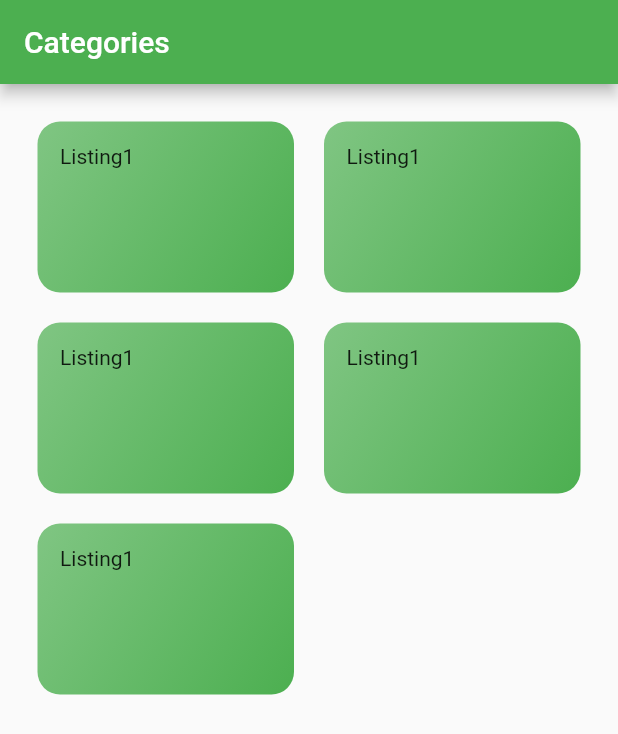
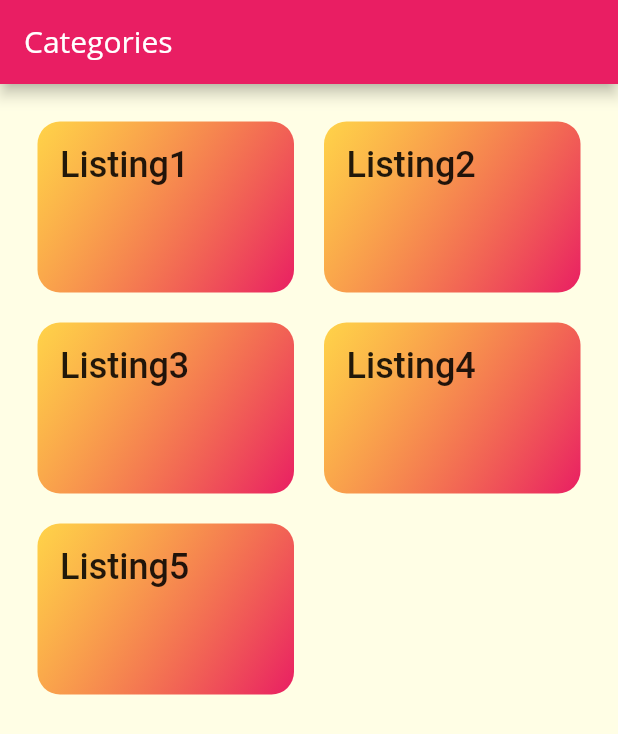
Before and after one commit to liongkj/flutter-jommalaysia-app, a Flutter app: the screen it shows after launch, on a phone screen of 412 x 824 dp. Shown: the top 734 px of the screen. Run offline on Flutter 3.47's test engine with Material 2 defaults, Android fonts, the phone set to English and light mode, and no system bars; Roboto replaces fonts that are missing (OpenSans-ExtraBold).

Commit message:
change router

```diff
--- /dev/null
+++ b/lib/core/enums/viewstate.dart
@@ -0,0 +1 @@
+enum ViewState { Idle, Busy }
--- a/lib/core/services/listing_service.dart
+++ b/lib/core/services/listing_service.dart
@@ -2,8 +2,8 @@ import '../models/listing.dart';
 
 const DUMMY_LISTING = const [
   Listing(id: '1', name: 'Listing1', type: 'gov', phone: '0103363030'),
-  Listing(id: '1', name: 'Listing1', type: 'gov', phone: '0103363030'),
-  Listing(id: '1', name: 'Listing1', type: 'gov', phone: '0103363030'),
-  Listing(id: '1', name: 'Listing1', type: 'gov', phone: '0103363030'),
-  Listing(id: '1', name: 'Listing1', type: 'gov', phone: '0103363030'),
+  Listing(id: '2', name: 'Listing2', type: 'gov', phone: '0103363030'),
+  Listing(id: '3', name: 'Listing3', type: 'gov', phone: '0103363030'),
+  Listing(id: '4', name: 'Listing4', type: 'gov', phone: '0103363030'),
+  Listing(id: '5', name: 'Listing5', type: 'gov', phone: '0103363030'),
 ];
--- a/lib/core/viewmodels/listing_item.dart
+++ b/lib/core/viewmodels/listing_item.dart
@@ -1,27 +1,43 @@
 import 'package:flutter/material.dart';
 
 class ListingItem extends StatelessWidget {
+  final String id;
   final String name;
   final String type;
 
-  ListingItem(this.name, this.type);
+  ListingItem(this.id, this.name, this.type);
+
+  void getListingDetail(BuildContext context) {
+    Navigator.of(context).pushNamed('/listing-details', arguments: {
+      'id': id,
+      'name': name,
+    });
+  }
 
   @override
   Widget build(BuildContext context) {
-    return Container(
+    return InkWell(
+      onTap: () => getListingDetail(context),
+      splashColor: Theme.of(context).primaryColor,
+      borderRadius: BorderRadius.circular(15),
+      child: Container(
         padding: const EdgeInsets.all(15),
-      child: Text(name),
+        child: Text(
+          name,
+          style: Theme.of(context).textTheme.title,
+        ),
         decoration: BoxDecoration(
           gradient: LinearGradient(
             colors: [
-            Colors.green.withOpacity(0.7),
-            Colors.green,
+              Theme.of(context).colorScheme.secondary.withOpacity(0.7),
+              Theme.of(context).colorScheme.primary,
             ],
             begin: Alignment.topLeft,
             end: Alignment.bottomRight,
           ),
           borderRadius: BorderRadius.circular(15),
         ),
+      ),
     );
   }
 }
--- a/lib/main.dart
+++ b/lib/main.dart
@@ -1,5 +1,6 @@
 import 'package:flutter/material.dart';
-import './ui/listings_screen.dart';
+import 'package:jommalaysia/ui/router.dart';
+import './ui/app_theme.dart';
 import './provider_setup.dart';
 import 'package:provider/provider.dart';
 
@@ -12,10 +13,9 @@ class MyApp extends StatelessWidget {
       providers: providers,
       child: MaterialApp(
         title: 'JomMalaysia',
-        theme: ThemeData(
-          primarySwatch: Colors.green,
-        ),
-        home: ListingsScreen(),
+        theme: appTheme,
+        initialRoute: '/',
+        onGenerateRoute: Router.generateAndroidRoute,
       ),
     );
   }
--- /dev/null
+++ b/lib/ui/app_theme.dart
@@ -0,0 +1,20 @@
+import 'package:flutter/material.dart';
+
+final appTheme = ThemeData(
+  primarySwatch: Colors.pink,
+  accentColor: Colors.amber,
+  canvasColor: Color.fromRGBO(255, 254, 229, 1),
+  fontFamily: 'OpenSans',
+  textTheme: ThemeData.light().textTheme.copyWith(
+        title: TextStyle(
+          fontSize: 24,
+          fontFamily: 'OpenSans-ExtraBold',
+        ),
+        body1: TextStyle(
+          color: Color.fromARGB(20, 51, 51, 1),
+        ),
+        body2: TextStyle(
+          color: Color.fromARGB(20, 51, 51, 1),
+        ),
+      ),
+);
--- /dev/null
+++ b/lib/ui/router.dart
@@ -0,0 +1,22 @@
+import 'package:flutter/material.dart';
+import '../ui/views/listing_detail_screen.dart';
+import '../ui/views/listings_screen.dart';
+
+class Router {
+  static Route<dynamic> generateAndroidRoute(RouteSettings settings) {
+    switch (settings.name) {
+      case '/':
+        return MaterialPageRoute(builder: (_) => ListingsScreen());
+      case '/listing-details':
+        return MaterialPageRoute(builder: (_) => ListingDetailsScreen());
+      default:
+        return MaterialPageRoute(builder: (_) {
+          return Scaffold(
+            body: Center(
+              child: Text('No route defined for ${settings.name}'),
+            ),
+          );
+        });
+    }
+  }
+}
--- a/lib/ui/listings_screen.dart
+++ b/lib/ui/views/listings_screen.dart
@@ -1,6 +1,6 @@
 import 'package:flutter/material.dart';
-import '../core/services/listing_service.dart';
-import '../core/viewmodels/listing_item.dart';
+import '../../core/services/listing_service.dart';
+import '../../core/viewmodels/listing_item.dart';
 
 class ListingsScreen extends StatelessWidget {
   @override
@@ -13,6 +13,7 @@ class ListingsScreen extends StatelessWidget {
         padding: const EdgeInsets.all(25),
         children: DUMMY_LISTING
             .map((x) => ListingItem(
+                  x.id,
                   x.name,
                   x.type,
                 ))
--- a/pubspec.yaml
+++ b/pubspec.yaml
@@ -54,6 +54,8 @@ flutter:
         - asset: assets/fonts/OpenSans-Regular.ttf
         - asset: assets/fonts/OpenSans-Bold.ttf
           weight: 700
+        - asset: assets/fonts/OpenSans-ExtraBold.ttf
+          weight: 900
     # - family: Trajan Pro
   #     fonts:
   #       - asset: fonts/TrajanPro.ttf
```
Also changed, not shown: lib/core/viewmodels/base_model.dart (added, +13 -0 lines), lib/ui/views/listing_detail_screen.dart (added, +21 -0 lines), assets/fonts/OpenSans-ExtraBold.ttf (added). Lines whose indentation alone changed are shown as unchanged.
